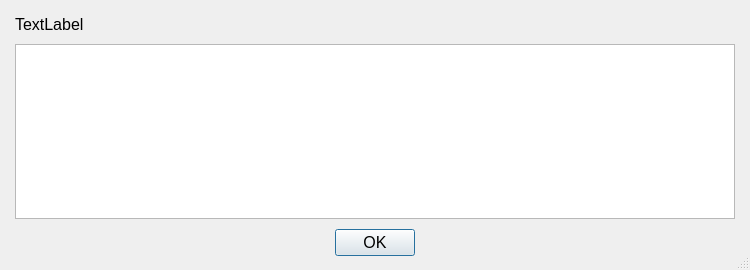
Qt form Resources/UI/StatusDialog.ui (Klubas/Projeto-SOAD) before a commit.
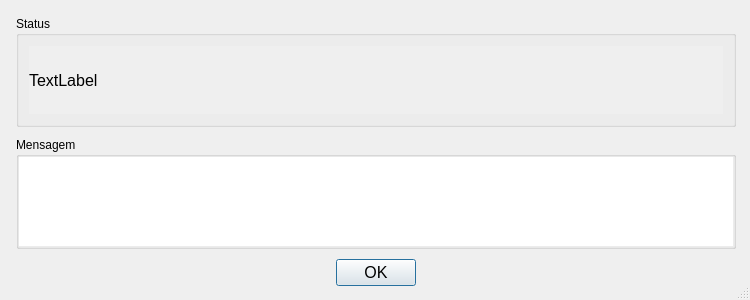
The same form after that commit.

Commit message: - algumas chamadas de interface - cadastro padrao - melhoria de modal de status

Patch:
```diff
--- a/Resources/UI/StatusDialog.ui
+++ b/Resources/UI/StatusDialog.ui
@@ -2,16 +2,19 @@
 <ui version="4.0">
  <class>StatusDialog</class>
  <widget class="QDialog" name="StatusDialog">
+  <property name="enabled">
+   <bool>true</bool>
+  </property>
   <property name="geometry">
    <rect>
     <x>0</x>
     <y>0</y>
     <width>750</width>
-    <height>270</height>
+    <height>300</height>
    </rect>
   </property>
   <property name="sizePolicy">
-   <sizepolicy hsizetype="Expanding" vsizetype="Expanding">
+   <sizepolicy hsizetype="Preferred" vsizetype="Preferred">
     <horstretch>0</horstretch>
     <verstretch>0</verstretch>
    </sizepolicy>
@@ -19,7 +22,7 @@
   <property name="minimumSize">
    <size>
     <width>750</width>
-    <height>270</height>
+    <height>300</height>
    </size>
   </property>
   <property name="windowTitle">
@@ -31,53 +34,121 @@
   <property name="modal">
    <bool>true</bool>
   </property>
-  <widget class="QFrame" name="verticalFrame">
-   <property name="geometry">
-    <rect>
-     <x>0</x>
-     <y>0</y>
-     <width>750</width>
-     <height>271</height>
-    </rect>
+  <layout class="QGridLayout" name="gridLayout">
+   <item row="0" column="0">
+    <widget class="QWidget" name="verticalWidget" native="true">
+     <property name="enabled">
+      <bool>true</bool>
    </property>
    <property name="sizePolicy">
-    <sizepolicy hsizetype="Maximum" vsizetype="Maximum">
+      <sizepolicy hsizetype="Preferred" vsizetype="Preferred">
      <horstretch>0</horstretch>
      <verstretch>0</verstretch>
     </sizepolicy>
    </property>
    <property name="minimumSize">
     <size>
-     <width>750</width>
-     <height>271</height>
+       <width>730</width>
+       <height>280</height>
     </size>
    </property>
    <property name="sizeIncrement">
     <size>
-     <width>10</width>
-     <height>10</height>
-    </size>
-   </property>
-   <layout class="QVBoxLayout" name="verticalLayout" stretch="10,0,10">
+       <width>0</width>
+       <height>0</height>
+      </size>
+     </property>
+     <property name="font">
+      <font>
+       <family>MS Shell Dlg 2</family>
+      </font>
+     </property>
+     <layout class="QVBoxLayout" name="verticalLayout" stretch="0,0,0">
     <property name="spacing">
      <number>10</number>
     </property>
     <property name="sizeConstraint">
-     <enum>QLayout::SetMinAndMaxSize</enum>
+       <enum>QLayout::SetDefaultConstraint</enum>
     </property>
     <property name="leftMargin">
-     <number>15</number>
+       <number>5</number>
     </property>
     <property name="topMargin">
-     <number>15</number>
+       <number>5</number>
     </property>
     <property name="rightMargin">
-     <number>15</number>
+       <number>5</number>
     </property>
     <property name="bottomMargin">
-     <number>15</number>
+       <number>5</number>
     </property>
     <item>
+       <widget class="QGroupBox" name="groupBox_status">
+        <property name="sizePolicy">
+         <sizepolicy hsizetype="Preferred" vsizetype="Preferred">
+          <horstretch>0</horstretch>
+          <verstretch>0</verstretch>
+         </sizepolicy>
+        </property>
+        <property name="title">
+         <string>Status</string>
+        </property>
+        <layout class="QGridLayout" name="gridLayout_4">
+         <property name="leftMargin">
+          <number>10</number>
+         </property>
+         <property name="topMargin">
+          <number>10</number>
+         </property>
+         <property name="rightMargin">
+          <number>10</number>
+         </property>
+         <property name="bottomMargin">
+          <number>10</number>
+         </property>
+         <property name="spacing">
+          <number>0</number>
+         </property>
+         <item row="0" column="0">
+          <widget class="QScrollArea" name="scrollArea_2">
+           <property name="minimumSize">
+            <size>
+             <width>0</width>
+             <height>0</height>
+            </size>
+           </property>
+           <property name="frameShape">
+            <enum>QFrame::NoFrame</enum>
+           </property>
+           <property name="widgetResizable">
+            <bool>true</bool>
+           </property>
+           <widget class="QWidget" name="scrollAreaWidgetContents_3">
+            <property name="geometry">
+             <rect>
+              <x>0</x>
+              <y>0</y>
+              <width>700</width>
+              <height>69</height>
+             </rect>
+            </property>
+            <layout class="QGridLayout" name="gridLayout_3">
+             <property name="leftMargin">
+              <number>0</number>
+             </property>
+             <property name="topMargin">
+              <number>0</number>
+             </property>
+             <property name="rightMargin">
+              <number>0</number>
+             </property>
+             <property name="bottomMargin">
+              <number>0</number>
+             </property>
+             <property name="spacing">
+              <number>0</number>
+             </property>
+             <item row="1" column="0">
      <widget class="QLabel" name="label_mensagem">
       <property name="sizePolicy">
        <sizepolicy hsizetype="Preferred" vsizetype="Preferred">
@@ -93,6 +164,7 @@
       </property>
       <property name="font">
        <font>
+                 <family>MS Shell Dlg 2</family>
         <pointsize>12</pointsize>
        </font>
       </property>
@@ -110,18 +182,124 @@
       </property>
      </widget>
     </item>
+            </layout>
+           </widget>
+          </widget>
+         </item>
+        </layout>
+       </widget>
+      </item>
     <item>
-     <widget class="QTextEdit" name="textEdit_exception">
+       <widget class="QGroupBox" name="groupBox_mensagem">
       <property name="sizePolicy">
        <sizepolicy hsizetype="Expanding" vsizetype="Expanding">
-        <horstretch>10</horstretch>
-        <verstretch>10</verstretch>
-       </sizepolicy>
-      </property>
+          <horstretch>0</horstretch>
+          <verstretch>0</verstretch>
+         </sizepolicy>
+        </property>
+        <property name="title">
+         <string>Mensagem</string>
+        </property>
+        <property name="flat">
+         <bool>false</bool>
+        </property>
+        <property name="checkable">
+         <bool>false</bool>
+        </property>
+        <property name="checked">
+         <bool>false</bool>
+        </property>
+        <layout class="QGridLayout" name="gridLayout_5">
+         <property name="leftMargin">
+          <number>0</number>
+         </property>
+         <property name="topMargin">
+          <number>0</number>
+         </property>
+         <property name="rightMargin">
+          <number>0</number>
+         </property>
+         <property name="bottomMargin">
+          <number>0</number>
+         </property>
+         <property name="spacing">
+          <number>0</number>
+         </property>
+         <item row="0" column="0">
+          <widget class="QScrollArea" name="scrollArea">
       <property name="minimumSize">
        <size>
+             <width>0</width>
+             <height>0</height>
+            </size>
+           </property>
+           <property name="maximumSize">
+            <size>
+             <width>16777212</width>
+             <height>16777215</height>
+            </size>
+           </property>
+           <property name="frameShape">
+            <enum>QFrame::NoFrame</enum>
+           </property>
+           <property name="widgetResizable">
+            <bool>true</bool>
+           </property>
+           <widget class="QWidget" name="scrollAreaWidgetContents_2">
+            <property name="geometry">
+             <rect>
+              <x>0</x>
+              <y>0</y>
         <width>720</width>
-        <height>175</height>
+              <height>106</height>
+             </rect>
+            </property>
+            <property name="minimumSize">
+             <size>
+              <width>0</width>
+              <height>0</height>
+             </size>
+            </property>
+            <property name="maximumSize">
+             <size>
+              <width>16777215</width>
+              <height>16777215</height>
+             </size>
+            </property>
+            <layout class="QGridLayout" name="gridLayout_2">
+             <property name="leftMargin">
+              <number>0</number>
+             </property>
+             <property name="topMargin">
+              <number>0</number>
+             </property>
+             <property name="rightMargin">
+              <number>0</number>
+             </property>
+             <property name="bottomMargin">
+              <number>0</number>
+             </property>
+             <property name="spacing">
+              <number>0</number>
+             </property>
+             <item row="0" column="0">
+              <widget class="QTextBrowser" name="textBrowser_exception">
+               <property name="sizePolicy">
+                <sizepolicy hsizetype="Expanding" vsizetype="Expanding">
+                 <horstretch>0</horstretch>
+                 <verstretch>0</verstretch>
+                </sizepolicy>
+               </property>
+               <property name="minimumSize">
+                <size>
+                 <width>0</width>
+                 <height>0</height>
+                </size>
+               </property>
+               <property name="maximumSize">
+                <size>
+                 <width>16777215</width>
+                 <height>16777215</height>
        </size>
       </property>
       <property name="sizeIncrement">
@@ -132,21 +310,48 @@
       </property>
       <property name="font">
        <font>
+                 <family>MS Shell Dlg 2</family>
         <pointsize>10</pointsize>
        </font>
       </property>
+               <property name="contextMenuPolicy">
+                <enum>Qt::PreventContextMenu</enum>
+               </property>
+               <property name="toolTipDuration">
+                <number>1</number>
+               </property>
+               <property name="frameShape">
+                <enum>QFrame::NoFrame</enum>
+               </property>
+               <property name="frameShadow">
+                <enum>QFrame::Plain</enum>
+               </property>
+               <property name="lineWidth">
+                <number>1</number>
+               </property>
+              </widget>
+             </item>
+            </layout>
+           </widget>
+          </widget>
+         </item>
+        </layout>
      </widget>
     </item>
     <item>
      <widget class="QDialogButtonBox" name="buttonBox">
+        <property name="enabled">
+         <bool>true</bool>
+        </property>
       <property name="sizePolicy">
-       <sizepolicy hsizetype="Expanding" vsizetype="Fixed">
+         <sizepolicy hsizetype="Preferred" vsizetype="Fixed">
         <horstretch>0</horstretch>
         <verstretch>0</verstretch>
        </sizepolicy>
       </property>
       <property name="font">
        <font>
+          <family>MS Shell Dlg 2</family>
         <pointsize>12</pointsize>
        </font>
       </property>
@@ -163,6 +368,8 @@
     </item>
    </layout>
   </widget>
+   </item>
+  </layout>
  </widget>
  <resources/>
  <connections/>
```
Left out of the diff: 2 changed lines with no effect on the pictures. Lines whose indentation alone changed are shown as unchanged. The commit also changes 28 other files.
